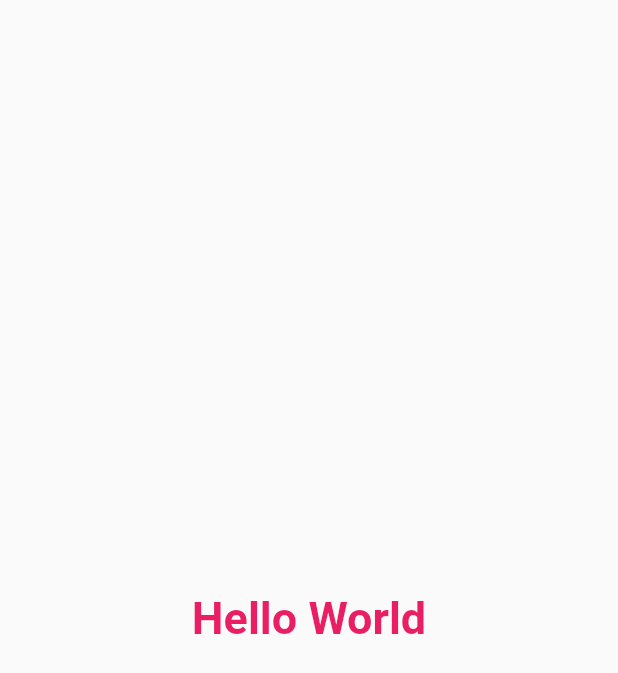
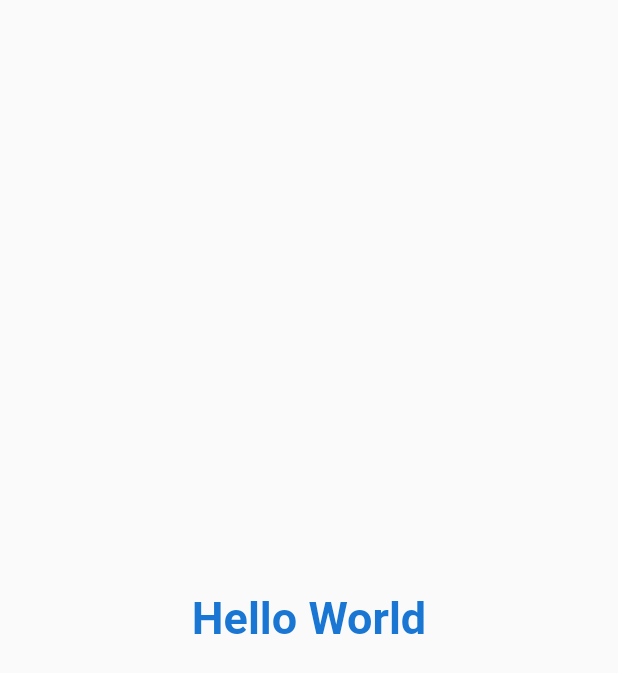
Before and after one commit to shalim-khan/flutter-hello-world, a Flutter app: the screen it shows after launch, on a phone screen of 412 x 824 dp. Shown: the top 673 px of the screen. Run offline on Flutter 3.47's test engine with Material 2 defaults, Android fonts, the phone set to English and light mode, and no system bars.

Commit message:
Updated text colour

```diff
--- a/flutter_hello_world/lib/main.dart
+++ b/flutter_hello_world/lib/main.dart
@@ -1,7 +1,7 @@
 import 'package:flutter/material.dart';
 
 var displayText = "Hello World";
-var displayColor = Colors.pink;
+var displayColor = Colors.blue.shade700;
 
 void main() {
   runApp(
```
